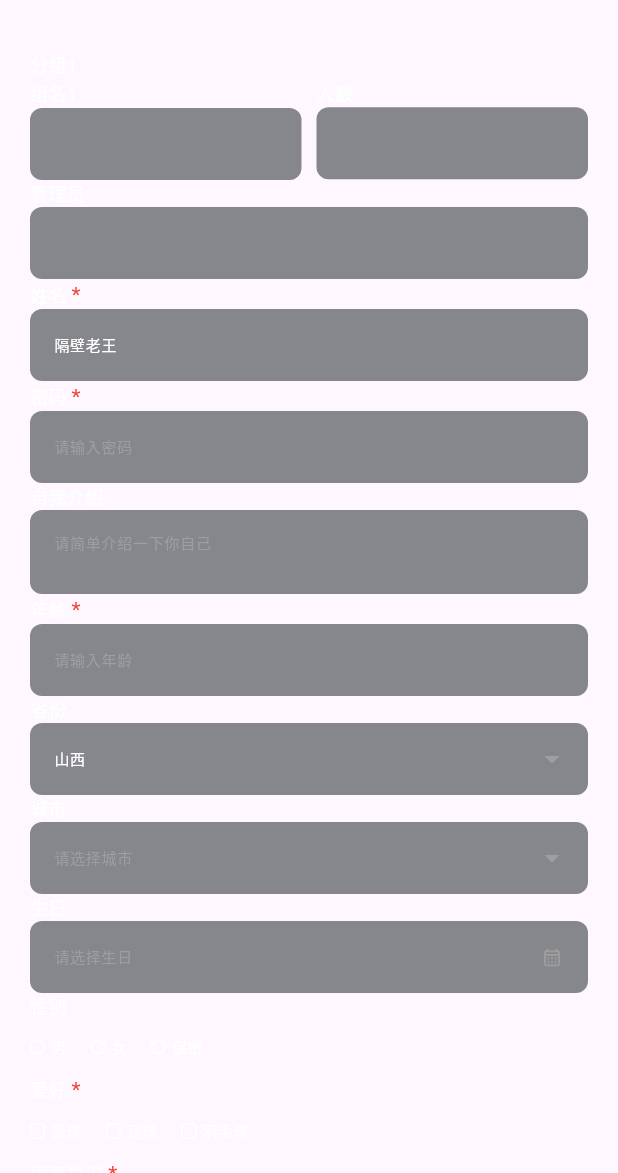
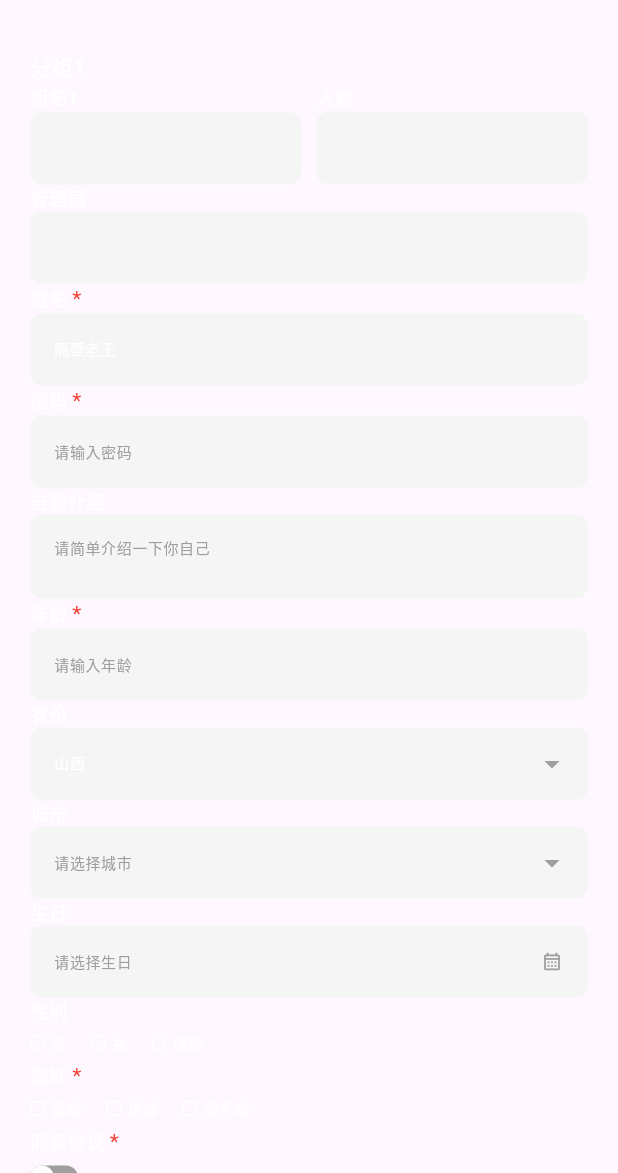
Before and after one commit to maxmeng93/flutter_json_gen_form, a Flutter app: the screen it shows after launch, on a phone screen of 412 x 824 dp, the part 63-1236 px from its top. Run offline on Flutter 3.47's test engine with Material 3 defaults, Android fonts, the phone set to English and light mode, and no system bars; our stand-ins replace image_picker, photo_view; missing offline and left inert: fijkplayer, omni_datetime_picker.

Commit message:
feat: 使用theme控制基础样式

```diff
--- a/lib/constants.dart
+++ /dev/null
@@ -1,55 +0,0 @@
-import 'package:flutter/material.dart';
-
-double groupSpace = 10;
-double fieldSpace = 10;
-
-TextStyle groupLabelStyle = const TextStyle(
-  height: 1.5,
-  fontSize: 14,
-  color: Colors.white,
-);
-TextStyle labelStyle = const TextStyle(
-  height: 1.5,
-  fontSize: 12,
-  color: Colors.white,
-);
-TextStyle fieldStyle = const TextStyle(
-  height: 1.2,
-  fontSize: 10,
-  color: Colors.white,
-);
-TextStyle hintStyle = fieldStyle.copyWith(color: Colors.grey);
-TextStyle errorStyle = const TextStyle(
-  height: 1.3,
-  fontSize: 12,
-  color: Color(0xffffb4ab),
-);
-
-Color primaryColor = Colors.blue;
-Color errorColor = Colors.red;
-Color disabledColor = Colors.grey;
-
-OutlineInputBorder _inputBorder = OutlineInputBorder(
-  borderRadius: BorderRadius.circular(8),
-  borderSide: const BorderSide(
-    color: Colors.transparent,
-    width: 1,
-  ),
-);
-InputDecoration defaultInputDecoration = InputDecoration(
-  // 背景色灰色
-  filled: true,
-  fillColor: const Color(0xff0F1719).withOpacity(0.5),
-  // 提示文案样式
-  hintStyle: hintStyle,
-  // 边框
-  border: _inputBorder,
-  enabledBorder: _inputBorder,
-  disabledBorder: _inputBorder,
-  focusedBorder: _inputBorder.copyWith(
-    borderSide: BorderSide(color: primaryColor),
-  ),
-  errorBorder: _inputBorder.copyWith(
-    borderSide: BorderSide(color: errorColor),
-  ),
-);
--- a/lib/controls/cascade_control.dart
+++ b/lib/controls/cascade_control.dart
@@ -94,7 +94,7 @@ class _CascadeControlState extends State<CascadeControl> {
         return Column(
           crossAxisAlignment: CrossAxisAlignment.start,
           children: [
-            FieldLabel(label: label, required: required),
+            FieldLabel(data: widget.data, required: required),
             BaseTextField(
               state: state,
               readonly: readonly,
--- a/lib/controls/checkbox_control.dart
+++ b/lib/controls/checkbox_control.dart
@@ -1,7 +1,6 @@
 import 'package:flutter/material.dart';
 import '../widgets/widgets.dart';
 import '../validator/validator.dart';
-import '../constants.dart';
 import '../utils/utils.dart';
 
 class CheckboxControl extends StatefulWidget {
@@ -73,12 +72,12 @@ class _CheckboxControlState extends State<CheckboxControl> {
         return Column(
           crossAxisAlignment: CrossAxisAlignment.start,
           children: [
-            FieldLabel(label: label, required: required),
+            FieldLabel(data: widget.data, required: required),
             InnerWrap(
               state: state,
               child: Row(
                 children: options!.map((item) {
-                  return _item(item['label'], item['value'], state);
+                  return _item(context, item['label'], item['value'], state);
                 }).toList(),
               ),
             ),
@@ -92,7 +91,13 @@ class _CheckboxControlState extends State<CheckboxControl> {
     );
   }
 
-  Widget _item(String? label, dynamic val, FormFieldState state) {
+  Widget _item(
+    BuildContext context,
+    String? label,
+    dynamic val,
+    FormFieldState state,
+  ) {
+    TextTheme textTheme = Theme.of(context).textTheme;
     final value = state.value ?? [];
     bool isCheck = value.contains(val);
 
@@ -137,7 +142,7 @@ class _CheckboxControlState extends State<CheckboxControl> {
                 ),
               ),
             ),
-            if (label != null) Text(label, style: fieldStyle),
+            if (label != null) Text(label, style: textTheme.bodySmall),
           ],
         ),
       ),
--- a/lib/controls/datetime_control.dart
+++ b/lib/controls/datetime_control.dart
@@ -73,7 +73,7 @@ class _DatetimeControlState extends State<DatetimeControl> {
         return Column(
           crossAxisAlignment: CrossAxisAlignment.start,
           children: [
-            FieldLabel(label: label, required: required),
+            FieldLabel(data: widget.data, required: required),
             BaseTextField(
               state: state,
               readonly: readonly,
--- a/lib/controls/input_control.dart
+++ b/lib/controls/input_control.dart
@@ -1,7 +1,6 @@
 import 'package:flutter/material.dart';
 import '../widgets/field_label.dart';
 import '../validator/validator.dart';
-import '../constants.dart';
 import '../utils/utils.dart';
 
 enum InputType {
@@ -114,10 +113,12 @@ class _InputControlState extends State<InputControl> {
 
   @override
   Widget build(BuildContext context) {
+    TextTheme textTheme = Theme.of(context).textTheme;
+
     return Column(
       crossAxisAlignment: CrossAxisAlignment.start,
       children: [
-        FieldLabel(label: label, required: required),
+        FieldLabel(data: widget.data, required: required),
         TextFormField(
           // 初始值
           initialValue: initialValue,
@@ -130,8 +131,8 @@ class _InputControlState extends State<InputControl> {
           maxLines: maxLines,
           readOnly: readonly,
           enabled: !disabled,
-          style: fieldStyle,
-          decoration: defaultInputDecoration.copyWith(
+          style: textTheme.bodySmall,
+          decoration: const InputDecoration().copyWith(
             hintText: placeholder,
           ),
           validator: (value) {
--- a/lib/controls/media_control.dart
+++ b/lib/controls/media_control.dart
@@ -92,7 +92,7 @@ class _MediaControlState extends State<MediaControl> {
         return Column(
           crossAxisAlignment: CrossAxisAlignment.start,
           children: [
-            FieldLabel(label: label, required: required),
+            FieldLabel(data: widget.data, required: required),
             InnerWrap(state: state, child: _media(state)),
             HelperError(state: state),
           ],
--- a/lib/controls/radio_control.dart
+++ b/lib/controls/radio_control.dart
@@ -1,7 +1,6 @@
 import 'package:flutter/material.dart';
 import '../widgets/widgets.dart';
 import '../validator/validator.dart';
-import '../constants.dart';
 import '../utils/utils.dart';
 
 class RadioControl extends StatefulWidget {
@@ -73,12 +72,12 @@ class _RadioControlState extends State<RadioControl> {
         return Column(
           crossAxisAlignment: CrossAxisAlignment.start,
           children: [
-            FieldLabel(label: label, required: required),
+            FieldLabel(data: widget.data, required: required),
             InnerWrap(
               state: state,
               child: Row(
                 children: options!.map((item) {
-                  return _item(item['label'], item['value'], state);
+                  return _item(context, item['label'], item['value'], state);
                 }).toList(),
               ),
             ),
@@ -92,7 +91,13 @@ class _RadioControlState extends State<RadioControl> {
     );
   }
 
-  Widget _item(String? label, dynamic val, FormFieldState state) {
+  Widget _item(
+    BuildContext context,
+    String? label,
+    dynamic val,
+    FormFieldState state,
+  ) {
+    TextTheme textTheme = Theme.of(context).textTheme;
     final value = state.value;
     bool isCheck = value != null && val == value;
 
@@ -131,7 +136,7 @@ class _RadioControlState extends State<RadioControl> {
                 ),
               ),
             ),
-            if (label != null) Text(label, style: fieldStyle),
+            if (label != null) Text(label, style: textTheme.bodySmall),
           ],
         ),
       ),
--- a/lib/controls/select_control.dart
+++ b/lib/controls/select_control.dart
@@ -78,7 +78,7 @@ class _SelectControlState extends State<SelectControl> {
         return Column(
           crossAxisAlignment: CrossAxisAlignment.start,
           children: [
-            FieldLabel(label: label, required: required),
+            FieldLabel(data: widget.data, required: required),
             BaseTextField(
               state: state,
               readonly: readonly,
--- a/lib/controls/switch_control.dart
+++ b/lib/controls/switch_control.dart
@@ -1,7 +1,6 @@
 import 'package:flutter/material.dart';
 import '../widgets/widgets.dart';
 import '../validator/validator.dart';
-import '../constants.dart';
 import '../utils/utils.dart';
 
 class SwitchControl extends StatefulWidget {
@@ -61,8 +60,8 @@ class _SwitchControlState extends State<SwitchControl> {
         return Column(
           crossAxisAlignment: CrossAxisAlignment.start,
           children: [
-            FieldLabel(label: label, required: required),
-            InnerWrap(state: state, child: _switch(state)),
+            FieldLabel(data: widget.data, required: required),
+            InnerWrap(state: state, child: _switch(context, state)),
             HelperError(state: state),
           ],
         );
@@ -73,7 +72,8 @@ class _SwitchControlState extends State<SwitchControl> {
     );
   }
 
-  Widget _switch(FormFieldState state) {
+  Widget _switch(BuildContext context, FormFieldState state) {
+    Color primaryColor = Theme.of(context).colorScheme.primary;
     bool isCheck = state.value;
 
     return GestureDetector(
--- a/lib/json_gen_form.dart
+++ b/lib/json_gen_form.dart
@@ -1,6 +1,34 @@
+library json_gen_form;
+
 import 'package:flutter/material.dart';
 import './controls/controls.dart';
 import './layouts/layouts.dart';
+import './theme.dart';
+
+class JsonGenFormDecoration {
+  final Widget Function(Widget child)? groupWrapper;
+  final Widget Function({
+    String field,
+    String upField,
+    String label,
+    Widget child,
+  })? groupLabelWrapper;
+  final Widget Function(Widget child)? rowWrapper;
+  final Widget Function({
+    String field,
+    String upField,
+    String label,
+    bool required,
+    Widget child,
+  })? fieldLabelWrapper;
+
+  const JsonGenFormDecoration({
+    this.groupWrapper,
+    this.groupLabelWrapper,
+    this.rowWrapper,
+    this.fieldLabelWrapper,
+  });
+}
 
 abstract class JsonGenFormInterface {
   dynamic validate();
@@ -10,15 +38,15 @@ abstract class JsonGenFormInterface {
 
 class JsonGenForm extends StatefulWidget {
   final dynamic config;
-  final double groupSpace;
-  final double fieldSpace;
+  final JsonGenFormDecoration? decoration;
+  final ThemeData? theme;
   final Future<String> Function(String filePath, String field)? uploadFile;
 
   const JsonGenForm({
     super.key,
     this.config,
-    this.groupSpace = 10,
-    this.fieldSpace = 10,
+    this.decoration,
+    this.theme,
     this.uploadFile,
   });
 
@@ -29,16 +57,20 @@ class JsonGenForm extends StatefulWidget {
 class JsonGenFormState extends State<JsonGenForm>
     implements JsonGenFormInterface {
   final GlobalKey _formKey = GlobalKey<FormState>();
-  Map<String, dynamic> _data = {};
+  final Map<String, dynamic> _data = {};
 
   @override
   Widget build(BuildContext context) {
+    ThemeData theme = widget.theme ?? JsonGenFormTheme.getTheme(context);
     final List<dynamic> config = widget.config;
 
-    return Form(
-      key: _formKey,
-      child: Column(
-        children: config.map((item) => _buildField(item)).toList(),
+    return Theme(
+      data: theme,
+      child: Form(
+        key: _formKey,
+        child: Column(
+          children: config.map((item) => _buildField(item)).toList(),
+        ),
       ),
     );
   }
--- a/lib/layouts/group.dart
+++ b/lib/layouts/group.dart
@@ -13,13 +13,11 @@ class GroupLayout extends StatelessWidget {
 
   @override
   Widget build(BuildContext context) {
-    String? label = data['label'] ?? '';
-    bool hiddenLabel = data['hiddenLabel'] == true;
     List<dynamic> children = data['children'] ?? [];
 
     return Column(
       children: [
-        FieldLabel(label: label, hiddenLabel: hiddenLabel),
+        FieldLabel(data: data),
         ...children
             .map(
               (item) {
--- /dev/null
+++ b/lib/theme.dart
@@ -0,0 +1,70 @@
+import 'package:flutter/material.dart';
+
+class JsonGenFormTheme {
+  static ThemeData getTheme(BuildContext context) {
+    final ThemeData baseTheme = Theme.of(context);
+    final isDark = baseTheme.brightness == Brightness.dark;
+    final ColorScheme colorScheme = baseTheme.colorScheme;
+    final Color primaryColor = colorScheme.primary;
+    final Color errorColor = colorScheme.error;
+
+    return baseTheme.copyWith(
+      textTheme: const TextTheme(
+        /// field body style
+        bodySmall: TextStyle(
+          height: 1.2,
+          fontSize: 10,
+          color: Colors.white,
+        ),
+
+        /// group label
+        labelMedium: TextStyle(
+          height: 1.5,
+          fontSize: 14,
+          color: Colors.white,
+        ),
+
+        /// field label
+        labelSmall: TextStyle(
+          height: 1.5,
+          fontSize: 12,
+          color: Colors.white,
+        ),
+      ),
+      inputDecorationTheme: InputDecorationTheme(
+        filled: true,
+        fillColor: isDark
+            ? const Color(0xff0F1719).withOpacity(0.5)
+            : const Color(0xfff5f5f5),
+        // 提示文案样式
+        hintStyle: const TextStyle(
+          height: 1.2,
+          fontSize: 10,
+          color: Colors.grey,
+        ),
+        errorStyle: TextStyle(
+          height: 1.3,
+          fontSize: 12,
+          color: errorColor,
+        ),
+        border: inputBorder,
+        enabledBorder: inputBorder,
+        disabledBorder: inputBorder,
+        focusedBorder: inputBorder.copyWith(
+          borderSide: BorderSide(color: primaryColor),
+        ),
+        errorBorder: inputBorder.copyWith(
+          borderSide: BorderSide(color: errorColor),
+        ),
+      ),
+    );
+  }
+
+  static final inputBorder = OutlineInputBorder(
+    borderRadius: BorderRadius.circular(8),
+    borderSide: const BorderSide(
+      color: Colors.transparent,
+      width: 1,
+    ),
+  );
+}
--- a/lib/widgets/base_text_field.dart
+++ b/lib/widgets/base_text_field.dart
@@ -1,5 +1,4 @@
 import 'package:flutter/material.dart';
-import '../constants.dart';
 
 class BaseTextField extends StatefulWidget {
   final FormFieldState state;
@@ -65,17 +64,19 @@ class _BaseTextFieldState extends State<BaseTextField> {
 
   @override
   Widget build(BuildContext context) {
+    TextTheme textTheme = Theme.of(context).textTheme;
+
     return TextField(
       controller: _controller,
       enabled: widget.state.widget.enabled,
       readOnly: widget.readonly!,
-      style: fieldStyle,
+      style: textTheme.bodySmall,
       onTap: () {
         if (widget.onTap != null) {
           widget.onTap!();
         }
       },
-      decoration: defaultInputDecoration.copyWith(
+      decoration: const InputDecoration().copyWith(
         hintText: widget.placeholder,
         suffixIcon: widget.suffixIcon,
         errorText: widget.state.errorText,
--- a/lib/widgets/field_label.dart
+++ b/lib/widgets/field_label.dart
@@ -1,28 +1,31 @@
 import 'package:flutter/material.dart';
-import '../constants.dart';
 
 class FieldLabel extends StatelessWidget {
-  final String? label;
-  final bool hiddenLabel;
+  final dynamic data;
   final bool required;
 
   const FieldLabel({
     super.key,
-    this.label,
-    this.hiddenLabel = false,
+    this.data,
     this.required = false,
   });
 
   @override
   Widget build(BuildContext context) {
-    if (hiddenLabel || label == null || label == '') {
+    String label = data['label'] ?? '';
+    bool hiddenLabel = data['hiddenLabel'] ?? false;
+    if (hiddenLabel || label == '') {
       return const SizedBox.shrink();
     }
+
+    bool isGroup = data['type'] == 'group';
+    TextTheme theme = Theme.of(context).textTheme;
+    TextStyle? style = isGroup ? theme.labelMedium : theme.labelSmall;
 
     return Row(
       crossAxisAlignment: CrossAxisAlignment.center,
       children: [
-        Text(label!, style: labelStyle),
+        Text(label, style: style!),
         const SizedBox(width: 3),
         Visibility(
           visible: required,
--- a/lib/widgets/helper_error.dart
+++ b/lib/widgets/helper_error.dart
@@ -1,5 +1,4 @@
 import 'package:flutter/material.dart';
-import '../constants.dart';
 
 class HelperError extends StatelessWidget {
   final FormFieldState state;
@@ -7,11 +6,16 @@ class HelperError extends StatelessWidget {
 
   @override
   Widget build(BuildContext context) {
+    ThemeData theme = Theme.of(context);
+
     if (!state.hasError) return const SizedBox.shrink();
 
     return Padding(
       padding: const EdgeInsets.only(top: 8, left: 8),
-      child: Text(state.errorText!, style: errorStyle),
+      child: Text(
+        state.errorText!,
+        style: theme.inputDecorationTheme.errorStyle,
+      ),
     );
   }
 }
--- a/lib/widgets/inner_wrap.dart
+++ b/lib/widgets/inner_wrap.dart
@@ -10,7 +10,7 @@ class InnerWrap extends StatelessWidget {
   Widget build(BuildContext context) {
     return Container(
       width: double.infinity,
-      padding: const EdgeInsets.symmetric(vertical: 12),
+      padding: const EdgeInsets.fromLTRB(0, 6, 0, 6),
       child: child,
     );
   }
```
